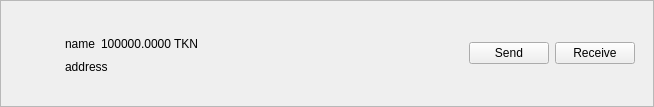
Borishbc/kpgchain, file src/qt/forms/tokenitemwidget.ui: the form before one commit.
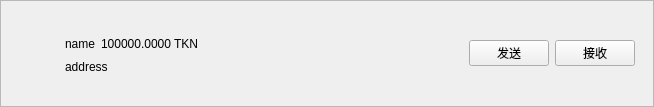
The form after the commit. Custom widgets are drawn as their Qt base class.

The edit to the form file:
```diff
--- a/src/qt/forms/tokenitemwidget.ui
+++ b/src/qt/forms/tokenitemwidget.ui
@@ -179,14 +179,14 @@
             <item>
              <widget class="QtumPushButton" name="buttonSend">
               <property name="text">
-               <string>Send</string>
+               <string>发送</string>
               </property>
              </widget>
             </item>
             <item>
              <widget class="QtumPushButton" name="buttonReceive">
               <property name="text">
-               <string>Receive</string>
+               <string>接收</string>
               </property>
              </widget>
             </item>
```
